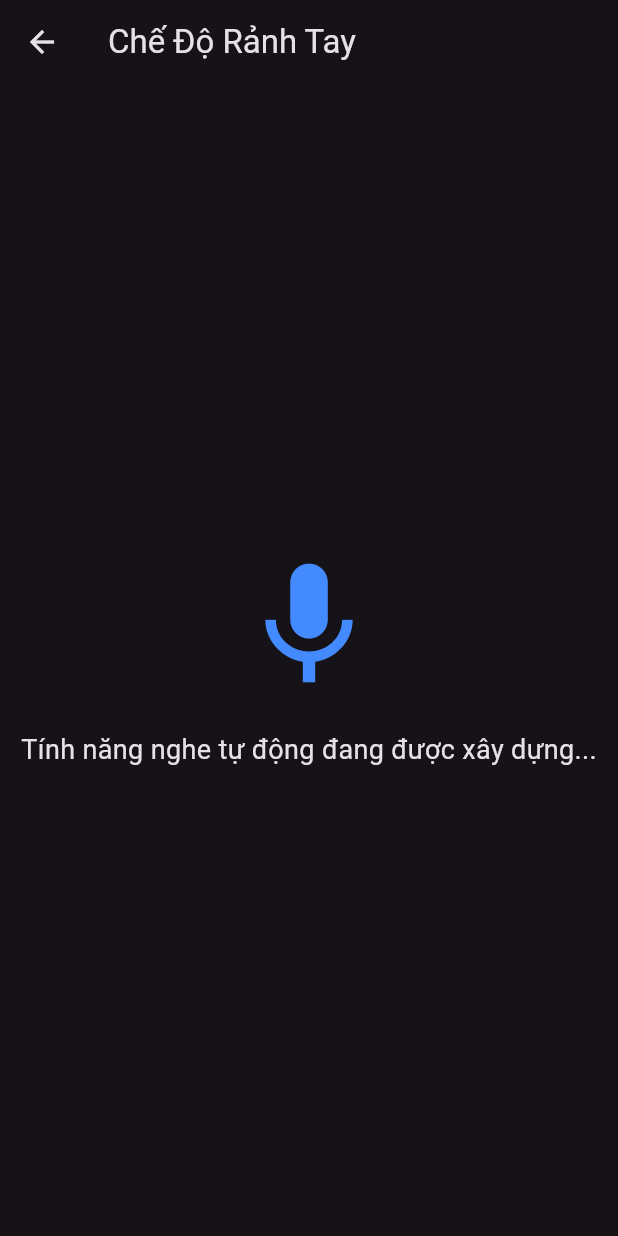
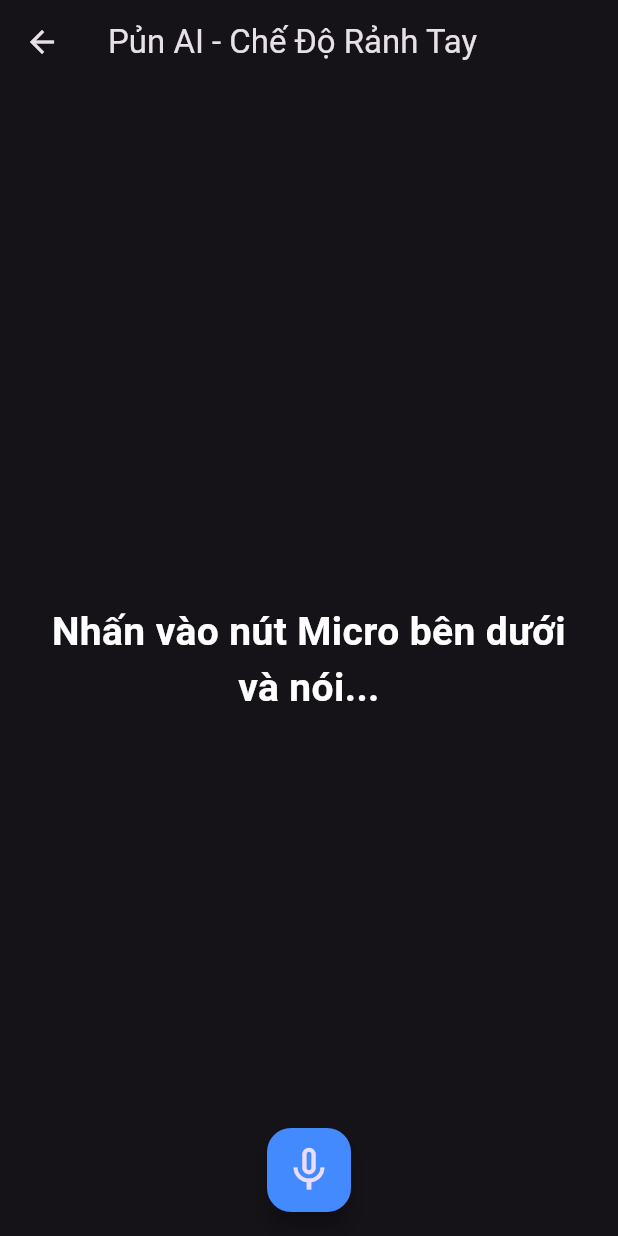
Before and after one commit to Datsieucapdeptrai001/Pun_AI_Assistant, a Flutter app: the AutoListenScreen screen opened directly, on a phone screen of 412 x 824 dp. Run offline on Flutter 3.47's test engine with Material 3 defaults, Android fonts, the phone set to English and light mode, and no system bars; our stand-ins replace audioplayers, permission_handler, speech_to_text.

Commit message:
Them Listen

```diff
--- a/frontend_flutter/lib/ui/auto_listen_screen.dart
+++ b/frontend_flutter/lib/ui/auto_listen_screen.dart
@@ -1,24 +1,137 @@
 import 'package:flutter/material.dart';
+import 'package:speech_to_text/speech_to_text.dart' as stt;
+import 'package:permission_handler/permission_handler.dart';
+import 'package:audioplayers/audioplayers.dart';
+import '../services/api_service.dart';
 
-class AutoListenScreen extends StatelessWidget {
+class AutoListenScreen extends StatefulWidget {
   const AutoListenScreen({super.key});
+
+  @override
+  State<AutoListenScreen> createState() => _AutoListenScreenState();
+}
+
+class _AutoListenScreenState extends State<AutoListenScreen> {
+  late stt.SpeechToText _speech;
+  bool _isListening = false;
+  String _text = 'Nhấn vào nút Micro bên dưới và nói...';
+  bool _isLoading = false;
+
+  // Loa để phát giọng FPT
+  final AudioPlayer _audioPlayer = AudioPlayer();
+
+  @override
+  void initState() {
+    super.initState();
+    _speech = stt.SpeechToText();
+    _requestMicrophonePermission(); // Vừa vào là xin phép ngay
+  }
+
+  // Hàm xin quyền Micro
+  Future<void> _requestMicrophonePermission() async {
+    var status = await Permission.microphone.status;
+    if (!status.isGranted) {
+      await Permission.microphone.request();
+    }
+  }
+
+  // Hàm xử lý Thu âm
+  void _listen() async {
+    if (!_isListening) {
+      bool available = await _speech.initialize(
+        onStatus: (status) {
+          print('Trạng thái Mic: $status');
+          // Khi người dùng ngừng nói, hệ thống báo 'done' hoặc 'notListening'
+          if (status == 'done' || status == 'notListening') {
+            setState(() => _isListening = false);
+            // Đợi 1 nhịp, nếu có chữ thì tự động gửi API luôn, khỏi bắt bấm nút
+            if (_text.isNotEmpty && _text != 'Nhấn vào nút Micro bên dưới và nói...') {
+              _sendMessageToPun();
+            }
+          }
+        },
+        onError: (errorNotification) => print('Lỗi Mic: $errorNotification'),
+      );
+
+      if (available) {
+        setState(() => _isListening = true);
+        _speech.listen(
+          onResult: (result) => setState(() {
+            _text = result.recognizedWords;
+          }),
+          localeId: 'vi_VN', // TỐI QUAN TRỌNG: Ép bộ lọc nghe tiếng Việt
+        );
+      }
+    } else {
+      // Bấm thủ công để tắt
+      setState(() => _isListening = false);
+      _speech.stop();
+    }
+  }
+
+  // Hàm bắn API và phát nhạc (Giống màn Admin)
+  Future<void> _sendMessageToPun() async {
+    setState(() {
+      _isLoading = true;
+    });
+
+    try {
+      // Set mặc định userType là 'guest' để tối ưu phản hồi cho cô Tuyền
+      final response = await ApiService.chatWithPun(_text, userType: 'guest');
+
+      setState(() {
+        if (response['status'] == 'success') {
+          _text = response['reply_text'];
+          if (response['audio_url'] != null) {
+            // Vẫn giữ hoãn binh 2 giây cho FPT kịp nặn file
+            Future.delayed(const Duration(seconds: 2), () {
+              _audioPlayer.play(UrlSource(response['audio_url']));
+            });
+          }
+        } else {
+          _text = 'Lỗi rùi: ${response['reply_text']}';
+        }
+      });
+    } catch (e) {
+      setState(() => _text = 'Trời ơi mạng lác quá Pột ơi!');
+    } finally {
+      setState(() => _isLoading = false);
+    }
+  }
+
+  @override
+  void dispose() {
+    _speech.cancel(); // Dọn rác micro
+    _audioPlayer.dispose(); // Dọn loa
+    super.dispose();
+  }
 
   @override
   Widget build(BuildContext context) {
     return Scaffold(
-      appBar: AppBar(
-        title: const Text('Chế Độ Rảnh Tay'),
+      appBar: AppBar(title: const Text('Pủn AI - Chế Độ Rảnh Tay')),
+      floatingActionButtonLocation: FloatingActionButtonLocation.centerFloat,
+      floatingActionButton: FloatingActionButton(
+        onPressed: _listen,
+        backgroundColor: _isListening ? Colors.red : Colors.blueAccent,
+        child: Icon(_isListening ? Icons.mic : Icons.mic_none, size: 35),
       ),
-      body: const Center(
-        child: Column(
-          mainAxisAlignment: MainAxisAlignment.center,
-          children: [
-            Icon(Icons.mic, size: 100, color: Colors.blueAccent),
-            SizedBox(height: 20),
-            Text('Tính năng nghe tự động đang được xây dựng...',
-              style: TextStyle(fontSize: 18),
-            ),
-          ],
+      body: Padding(
+        padding: const EdgeInsets.all(24.0),
+        child: Center(
+          child: Column(
+            mainAxisAlignment: MainAxisAlignment.center,
+            children: [
+              if (_isLoading)
+                const CircularProgressIndicator()
+              else
+                Text(
+                  _text,
+                  textAlign: TextAlign.center,
+                  style: const TextStyle(fontSize: 26, fontWeight: FontWeight.bold, color: Colors.white),
+                ),
+            ],
+          ),
         ),
       ),
     );
--- a/frontend_flutter/pubspec.yaml
+++ b/frontend_flutter/pubspec.yaml
@@ -13,6 +13,8 @@ dependencies:
   http: ^1.2.0
   audioplayers: ^6.7.1
   flutter_tts: ^4.2.5
+  speech_to_text: ^7.4.0
+  permission_handler: ^12.0.3
 
 dev_dependencies:
   flutter_test:
```
Also changed, not shown: frontend_flutter/pubspec.lock, 1 other file.
